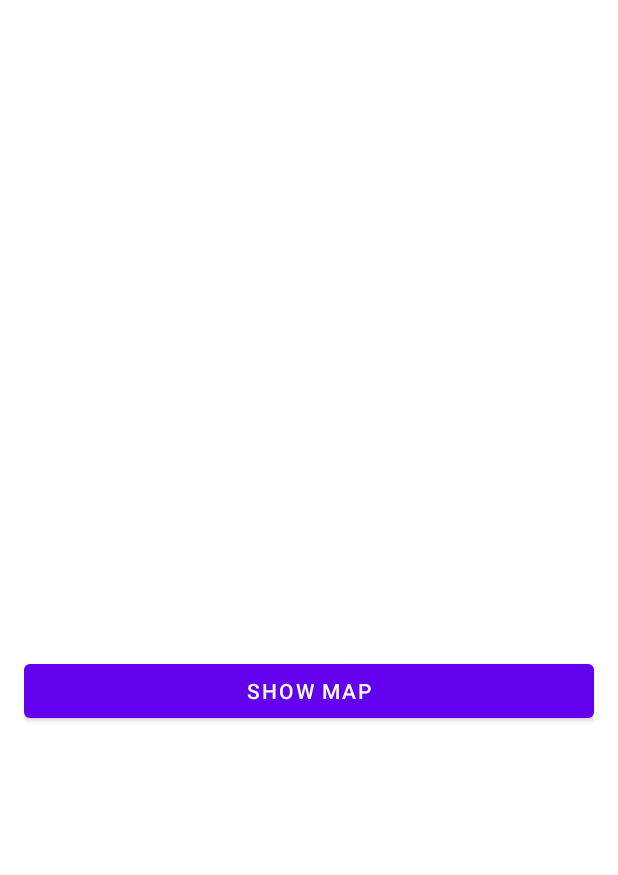
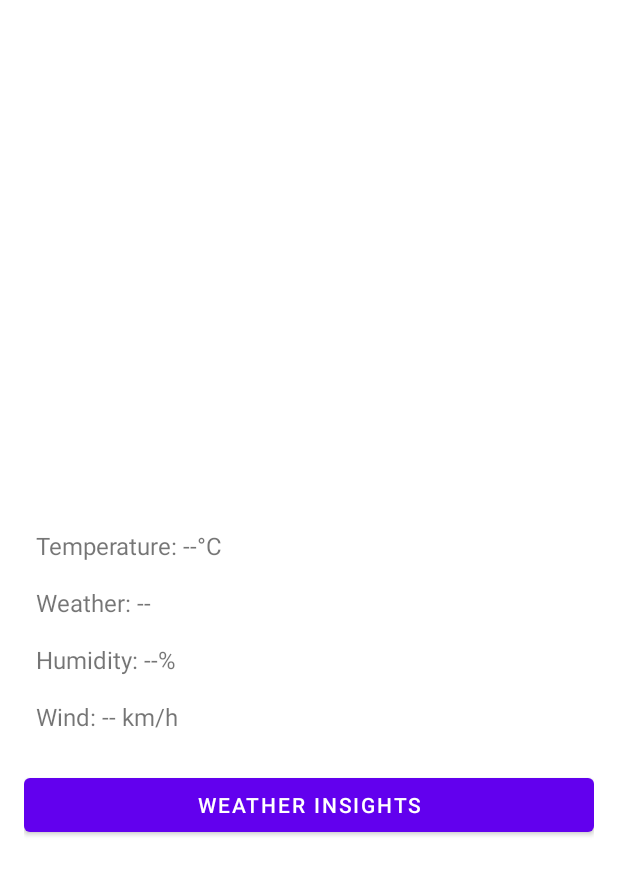
Before and after one commit to mehuloswal/CS427-Fall2024-TermProject-Team5, an Android app: the layout activity_details.xml on its own in the app's theme, with its tools: preview values and no code run, on a phone screen of 412 x 824 dp. Shown: the top 875 px of the screen. Run offline under Robolectric (Android 15) with nearby library versions, the phone set to English and light mode, and no system bars.

Commit message:
Initialized Weather details page, weather insights btn and their pages.

```diff
--- a/app/src/main/res/layout/activity_details.xml
+++ b/app/src/main/res/layout/activity_details.xml
@@ -22,7 +22,6 @@
             android:layout_width="match_parent"
             android:layout_height="wrap_content"
             android:textSize="20sp"
-
             android:padding="8dp" />
 
         <TextView
@@ -32,13 +31,47 @@
             android:textSize="16sp"
             android:padding="8dp" />
 
-        <Button
-            android:id="@+id/mapButton"
+        <!-- Weather details -->
+        <TextView
+            android:id="@+id/temperature"
             android:layout_width="match_parent"
             android:layout_height="wrap_content"
-            android:text="Show Map"
+            android:text="Temperature: --°C"
+            android:padding="8dp"
+            android:textSize="16sp" />
+
+        <TextView
+            android:id="@+id/weather"
+            android:layout_width="match_parent"
+            android:layout_height="wrap_content"
+            android:text="Weather: --"
+            android:padding="8dp"
+            android:textSize="16sp" />
+
+        <TextView
+            android:id="@+id/humidity"
+            android:layout_width="match_parent"
+            android:layout_height="wrap_content"
+            android:text="Humidity: --%"
+            android:padding="8dp"
+            android:textSize="16sp" />
+
+        <TextView
+            android:id="@+id/wind"
+            android:layout_width="match_parent"
+            android:layout_height="wrap_content"
+            android:text="Wind: -- km/h"
+            android:padding="8dp"
+            android:textSize="16sp" />
+
+        <!-- Weather Insights Button -->
+        <Button
+            android:id="@+id/weatherInsightsButton"
+            android:layout_width="match_parent"
+            android:layout_height="wrap_content"
+            android:text="Weather Insights"
+            android:padding="8dp"
             android:layout_marginTop="16dp" />
-
     </LinearLayout>
 
 </androidx.constraintlayout.widget.ConstraintLayout>
```
Also changed, not shown: app/src/main/AndroidManifest.xml (+9 -7 lines), app/src/main/java/edu/uiuc/cs427app/DetailsActivity.java (+13 -2 lines), app/src/main/java/edu/uiuc/cs427app/WeatherInsightsActivity.java (added, +24 -0 lines), app/src/main/res/layout/activity_weather_insights.xml (added, +10 -0 lines).
